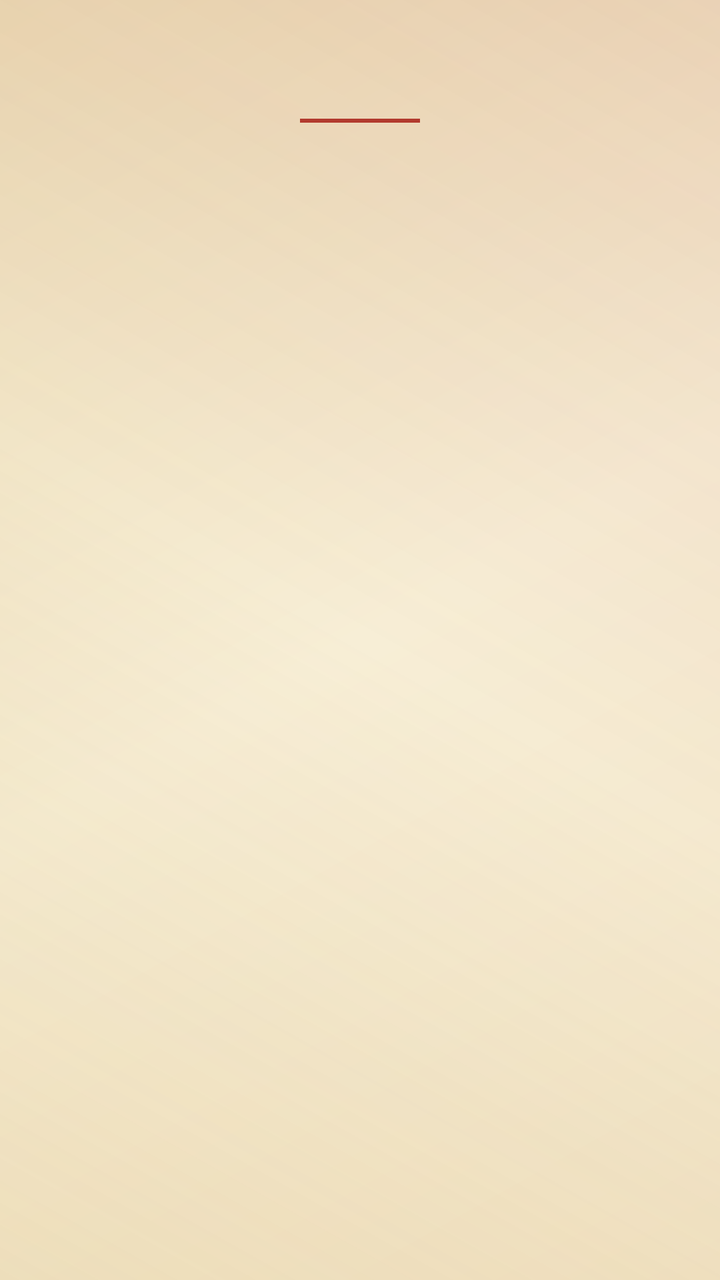
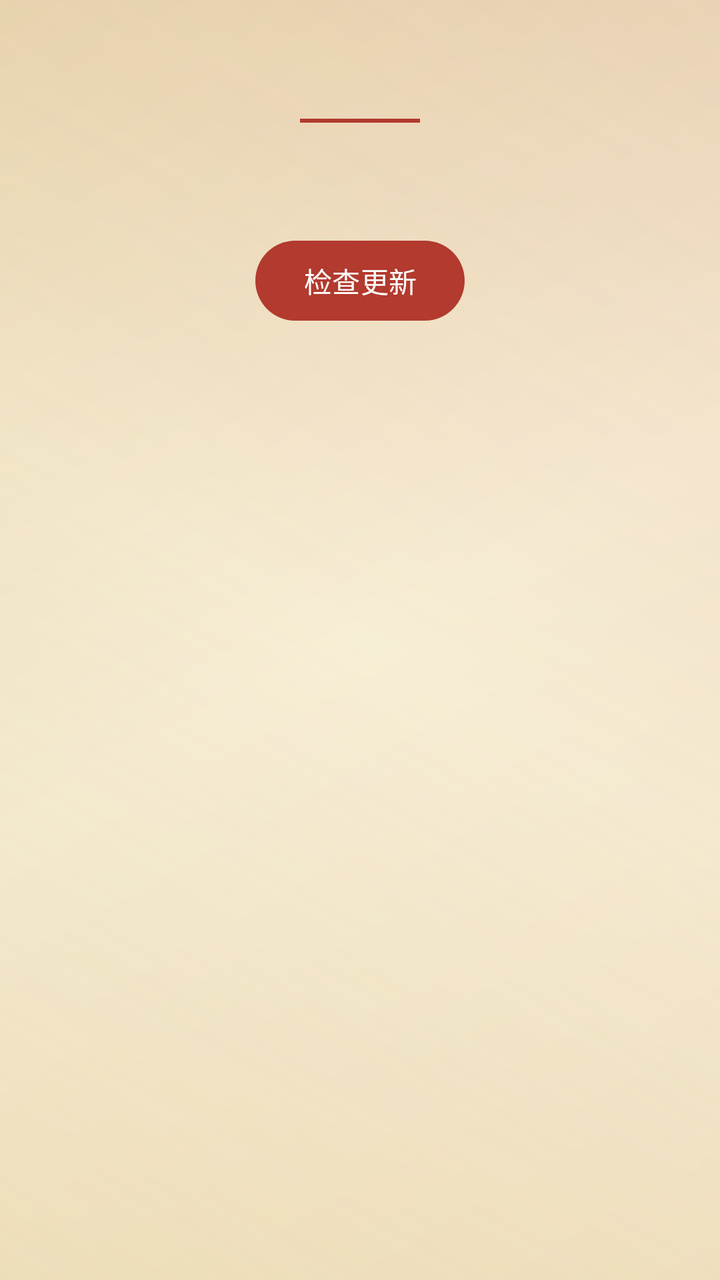

The first picture is an Android layout as it rendered before a commit; the second is the same layout after the commit. The layout source and the unified diff follow.
<!-- AndroidManifest.xml: application theme Theme.Poetry -->
<!-- res/layout/activity_about.xml -->
<?xml version="1.0" encoding="utf-8"?>
<ScrollView xmlns:android="http://schemas.android.com/apk/res/android"
    android:layout_width="match_parent"
    android:layout_height="match_parent"
    android:background="@drawable/bg_canvas">

    <LinearLayout
        android:layout_width="match_parent"
        android:layout_height="wrap_content"
        android:orientation="vertical"
        android:padding="20dp">

        <TextView
            android:id="@+id/aboutTitle"
            android:layout_width="match_parent"
            android:layout_height="wrap_content"
            android:textSize="22sp"
            android:textStyle="bold"
            android:textColor="@color/cinnabar"
            android:gravity="center" />

        <View
            android:layout_width="60dp"
            android:layout_height="2dp"
            android:background="@color/cinnabar"
            android:layout_gravity="center_horizontal"
            android:layout_marginTop="10dp"
            android:layout_marginBottom="16dp" />

        <TextView
            android:id="@+id/aboutBody"
            android:layout_width="match_parent"
            android:layout_height="wrap_content"
            android:textSize="14sp"
            android:textColor="@color/ink"
            android:lineSpacingMultiplier="1.7" />
    </LinearLayout>
</ScrollView>
<!-- resources referenced by this layout -->
<resources>
  <color name="cinnabar">#B23A2E</color>
  <color name="ink">#2E3A40</color>
  <!-- drawable bg_canvas (drawable) -->
  <?xml version="1.0" encoding="utf-8"?>
  <layer-list xmlns:android="http://schemas.android.com/apk/res/android">
      <item>
          <shape>
              <gradient
                  android:startColor="#F2E4C8"
                  android:centerColor="#F7EED6"
                  android:endColor="#EBDBB6"
                  android:angle="135"
                  android:type="linear" />
          </shape>
      </item>
      <item>
          <shape>
              <gradient
                  android:startColor="#26C9A24B"
                  android:centerColor="#00000000"
                  android:endColor="#1AB23A2E"
                  android:angle="45"
                  android:type="linear" />
          </shape>
      </item>
  </layer-list>
  <style name="Theme.Poetry" parent="Theme.Material3.Light.NoActionBar">
          <item name="colorPrimary">@color/cinnabar</item>
          <item name="colorOnPrimary">@color/white</item>
          <item name="colorPrimaryContainer">@color/cinnabar_light</item>
          <item name="colorSecondary">@color/qingdai</item>
          <item name="colorOnSecondary">@color/white</item>
          <item name="colorSurface">@color/paper</item>
          <item name="android:colorBackground">@color/paper</item>
          <item name="android:statusBarColor">@color/qingdai</item>
          <item name="android:navigationBarColor">@color/qingdai</item>
      </style>
  <color name="white">#FFFFFF</color>
  <color name="cinnabar_light">#D4674F</color>
  <color name="qingdai">#3B5B66</color>
  <color name="paper">#F5EFE1</color>
</resources>

<!-- the commit's change to res/layout/activity_about.xml (unified diff, before → after) -->
@@ -34,5 +34,13 @@
             android:textSize="14sp"
             android:textColor="@color/ink"
             android:lineSpacingMultiplier="1.7" />
+        
+        <Button
+            android:id="@+id/btnCheckUpdate"
+            android:layout_width="wrap_content"
+            android:layout_height="wrap_content"
+            android:layout_gravity="center_horizontal"
+            android:layout_marginTop="20dp"
+            android:text="检查更新" />
     </LinearLayout>
 </ScrollView>
